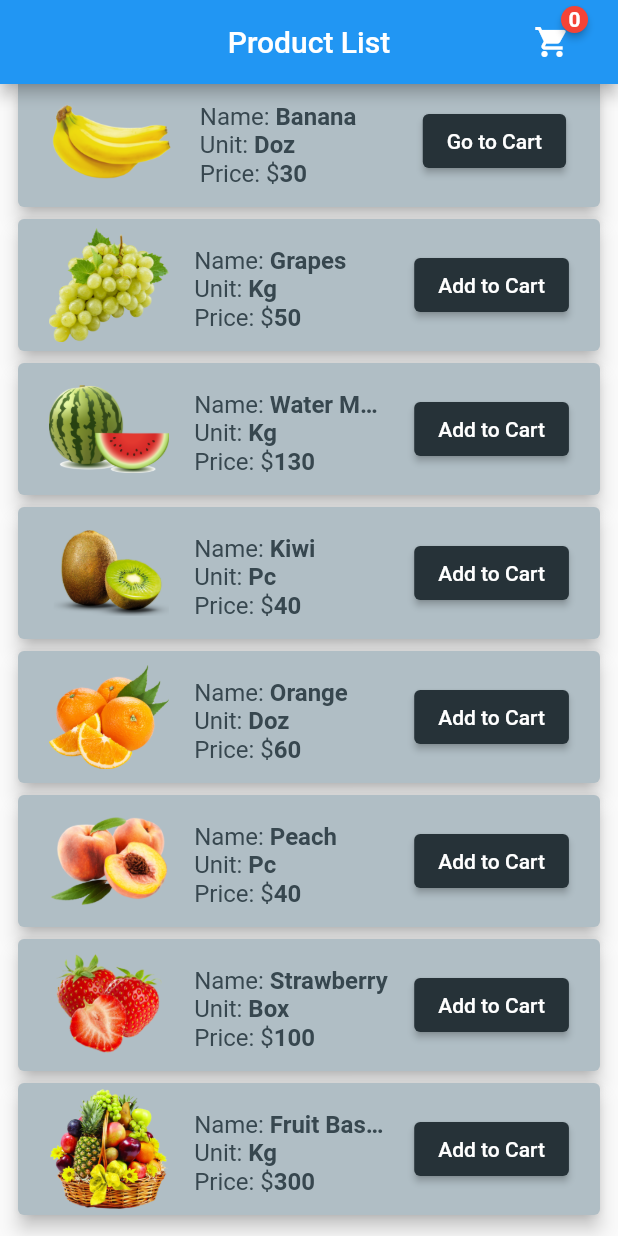
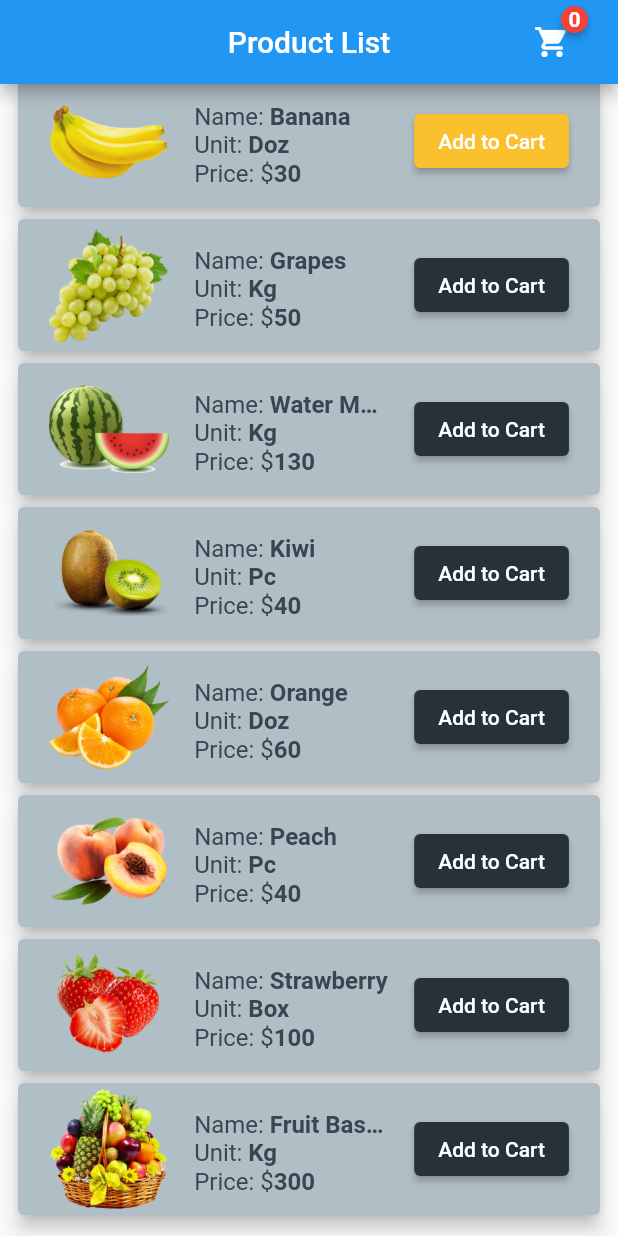
Before and after one commit to timelessfusionapps/shopping_cart_app, a Flutter app: the screen it shows after launch, scrolled down 212 dp, after a tap on "Add to Cart", on a phone screen of 412 x 824 dp. Run offline on Flutter 3.47's test engine with Material 2 defaults, Android fonts, the light colour scheme and no system bars; drawn by our look-alikes of badges; our stand-ins replace shared_preferences, sqflite; accounts and stored records are empty.

Commit message:
Made changes to the code to implement increment decrement button

```diff
--- a/lib/database/db_helper.dart
+++ b/lib/database/db_helper.dart
@@ -45,6 +45,12 @@ class DBHelper {
     return await dbClient!.delete('cart', where: 'id = ?', whereArgs: [id]);
   }
 
+  Future<int> updateQuantity(Cart cart) async {
+    var dbClient = await database;
+    return await dbClient!.update('cart', cart.quantityMap(),
+        where: "productId = ?", whereArgs: [cart.productId]);
+  }
+
   Future<List<Cart>> getCartId(int id) async {
     var dbClient = await database;
     final List<Map<String, Object?>> queryIdResult =
--- a/lib/main.dart
+++ b/lib/main.dart
@@ -21,9 +21,7 @@ class MyApp extends StatelessWidget {
           theme: ThemeData(
             primarySwatch: Colors.blue,
           ),
-          home: ProductList(
-            clicked: const [false],
-          ),
+          home: const ProductList(),
         );
       }),
     );
--- a/lib/provider/cart_provider.dart
+++ b/lib/provider/cart_provider.dart
@@ -6,8 +6,9 @@ import 'package:shopping_cart_app/model/cart_model.dart';
 class CartProvider with ChangeNotifier {
   DBHelper dbHelper = DBHelper();
   int _counter = 0;
+  int _quantity = 1;
   int get counter => _counter;
-  bool _tapped = false;
+  int get quantity => _quantity;
 
   double _totalPrice = 0.0;
   double get totalPrice => _totalPrice;
@@ -20,16 +21,10 @@ class CartProvider with ChangeNotifier {
     return _cart;
   }
 
-  set newTap(bool isTapped) {
-    _tapped = isTapped;
-    notifyListeners();
-  }
-
-  bool get newTap => _tapped;
-
   void _setPrefsItems() async {
     SharedPreferences prefs = await SharedPreferences.getInstance();
     prefs.setInt('cart_items', _counter);
+    // prefs.setInt('item_quantity', _quantity);
     prefs.setDouble('total_price', _totalPrice);
     notifyListeners();
   }
@@ -37,6 +32,7 @@ class CartProvider with ChangeNotifier {
   void _getPrefsItems() async {
     SharedPreferences prefs = await SharedPreferences.getInstance();
     _counter = prefs.getInt('cart_items') ?? 0;
+    //_quantity = prefs.getInt('item_quantity') ?? 1;
     _totalPrice = prefs.getDouble('total_price') ?? 0;
   }
 
@@ -57,6 +53,23 @@ class CartProvider with ChangeNotifier {
     return _counter;
   }
 
+  void addQuantity(int quantity) {
+    _quantity = _quantity + quantity;
+    //_setPrefsItems();
+    notifyListeners();
+  }
+
+  void deleteQuantity(int quantity) {
+    _quantity = _quantity - quantity;
+    //_setPrefsItems();
+    notifyListeners();
+  }
+
+  int getQuantity(int quantity) {
+    //_getPrefsItems();
+    return _quantity;
+  }
+
   void addTotalPrice(double productPrice) {
     _totalPrice = _totalPrice + productPrice;
     _setPrefsItems();
--- a/lib/screens/product_list.dart
+++ b/lib/screens/product_list.dart
@@ -7,16 +7,14 @@ import 'package:shopping_cart_app/model/cart_model.dart';
 import 'package:shopping_cart_app/screens/cart_screen.dart';
 
 class ProductList extends StatefulWidget {
-  List<bool>? clicked = List.generate(10, (index) => false, growable: true);
-
-  ProductList({Key? key, this.clicked}) : super(key: key);
+  const ProductList({Key? key}) : super(key: key);
 
   @override
   State<ProductList> createState() => _ProductListState();
 }
 
 class _ProductListState extends State<ProductList> {
-  DBHelper? dbHelper = DBHelper();
+  DBHelper dbHelper = DBHelper();
 
   List<String> productName = [
     'Apple',
@@ -60,7 +58,7 @@ class _ProductListState extends State<ProductList> {
   Widget build(BuildContext context) {
     final cart = Provider.of<CartProvider>(context);
     void saveData(int index) {
-      dbHelper!
+      dbHelper
           .insert(
         Cart(
           id: index,
@@ -99,7 +97,10 @@ class _ProductListState extends State<ProductList> {
             ),
             position: const BadgePosition(start: 30, bottom: 30),
             child: IconButton(
-              onPressed: () {},
+              onPressed: () {
+                Navigator.push(context,
+                    MaterialPageRoute(builder: (context) => const CartScreen()));
+              },
               icon: const Icon(Icons.shopping_cart),
             ),
           ),
@@ -184,21 +185,11 @@ class _ProductListState extends State<ProductList> {
                         ],
                       ),
                     ),
-                    clicked[index]
-                        ? ElevatedButton(
+                    ElevatedButton(
                         style: ElevatedButton.styleFrom(
-                                primary: Colors.blueGrey.shade900),
-                            onPressed: () {
-                              Navigator.push(
-                                  context,
-                                  MaterialPageRoute(
-                                      builder: (context) => CartScreen()));
-                              print(index);
-                            },
-                            child: const Text('Go to Cart'))
-                        : ElevatedButton(
-                            style: ElevatedButton.styleFrom(
-                                primary: Colors.blueGrey.shade900),
+                            primary: clicked[index]
+                                ? Colors.yellow[700]
+                                : Colors.blueGrey.shade900),
                         onPressed: () {
                           setState(() {
                             clicked[index] = true;
```
Also changed, not shown: lib/model/cart_model.dart (+7 -0 lines), lib/screens/cart_screen.dart (+74 -20 lines). Lines whose indentation alone changed are shown as unchanged.
